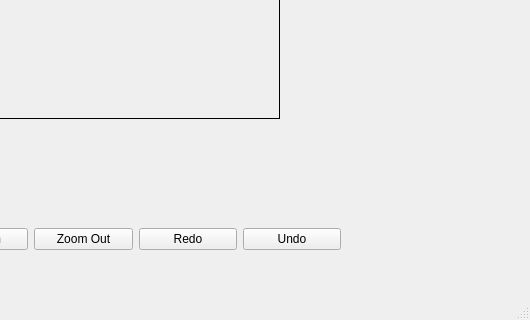
Before: the Qt Designer form SpriteEditor/view.ui in University-of-Utah-CS3505/a7-sprite-editor-s22-charming21, drawn with Qt 5; both pictures show x 270 to 800 and y 280 to 600 of the 800 by 600 pixel window.
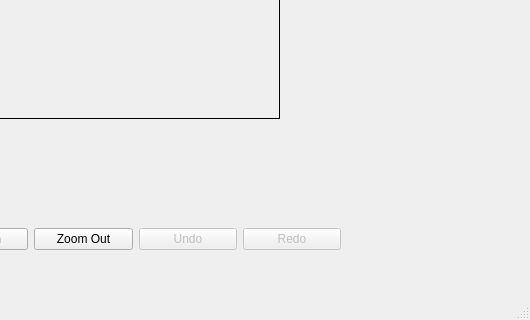
After: the same form once the commit is applied. Custom widgets are drawn as their Qt base class.

Commit message:
Commit 4.9: undo and redo implmented
Still have some bugs....

What changed in the file:
```diff
--- a/SpriteEditor/view.ui
+++ b/SpriteEditor/view.ui
@@ -294,20 +294,26 @@
        </property>
       </widget>
      </item>
-     <item>
-      <widget class="QPushButton" name="redoButton">
-       <property name="text">
-        <string>Redo</string>
-       </property>
-      </widget>
-     </item>
      <item>
       <widget class="QPushButton" name="undoButton">
+       <property name="enabled">
+        <bool>false</bool>
+       </property>
        <property name="text">
         <string>Undo</string>
        </property>
       </widget>
      </item>
+     <item>
+      <widget class="QPushButton" name="redoButton">
+       <property name="enabled">
+        <bool>false</bool>
+       </property>
+       <property name="text">
+        <string>Redo</string>
+       </property>
+      </widget>
+     </item>
     </layout>
    </widget>
   </widget>
```
Left out of the diff: 2 changed lines with no effect on the pictures. The commit also changes 18 other files.
